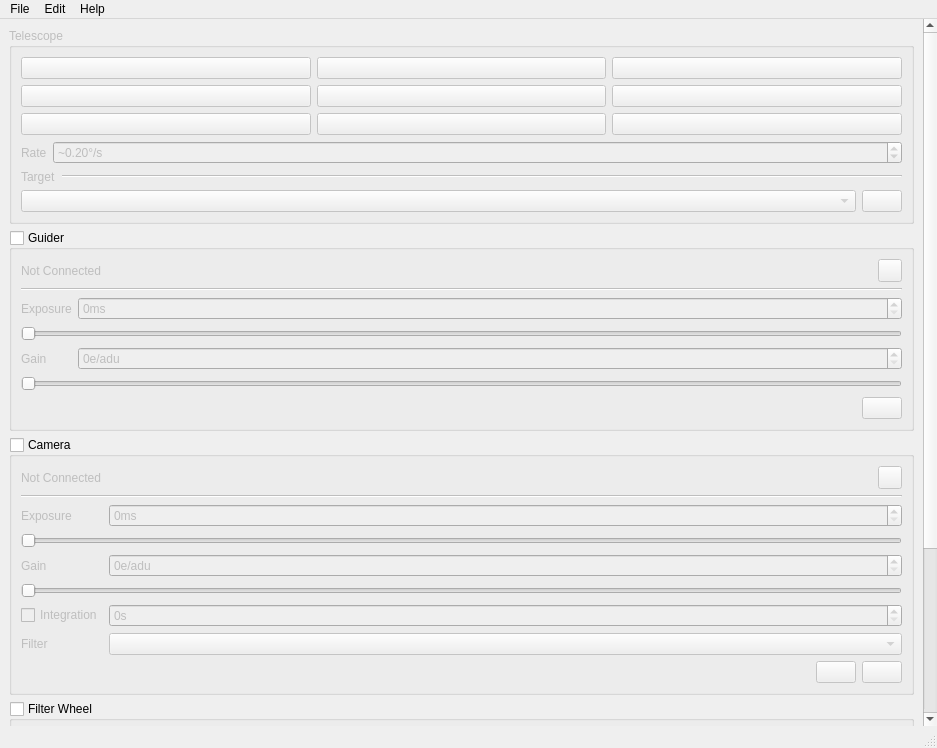
First picture: the form in qt/mainwindow.ui, repository EthanChappel/Ecliptic, before the edit.
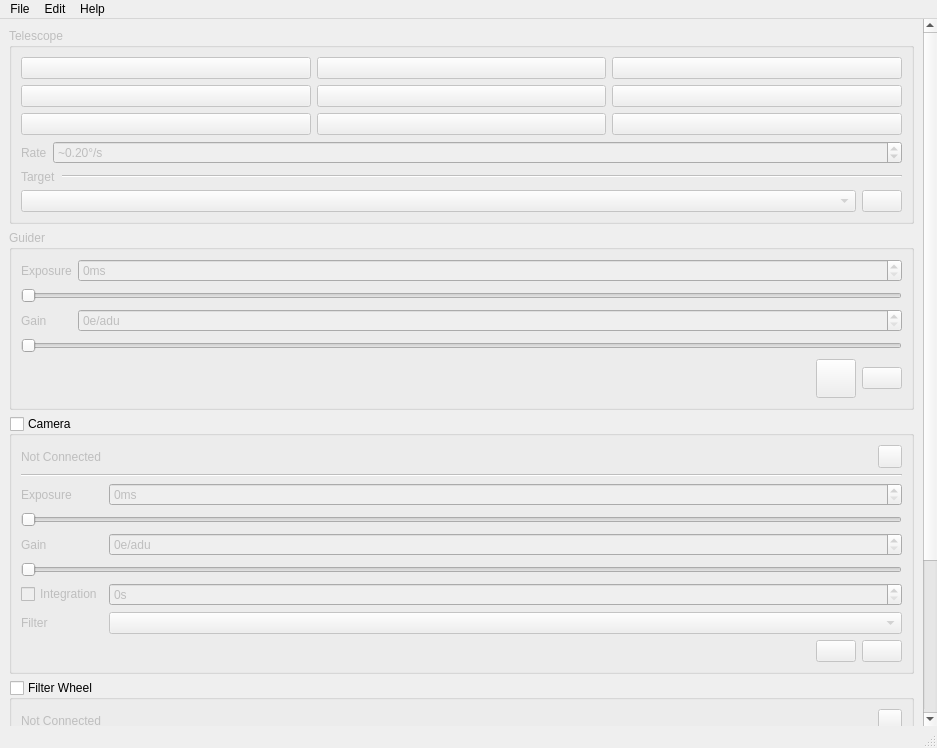
Second picture: the form after the edit. Icons and pictures are not drawn.

Commit message: Handle guider connection in settings dock

Patch:
```diff
--- a/qt/mainwindow.ui
+++ b/qt/mainwindow.ui
@@ -82,7 +82,7 @@
          <x>0</x>
          <y>0</y>
          <width>916</width>
-         <height>1128</height>
+         <height>1083</height>
         </rect>
        </property>
        <layout class="QFormLayout" name="formLayout_4">
@@ -483,6 +483,9 @@
         </item>
         <item row="1" column="0" colspan="2">
          <widget class="QGroupBox" name="guider_group">
+          <property name="enabled">
+           <bool>false</bool>
+          </property>
           <property name="sizePolicy">
            <sizepolicy hsizetype="Preferred" vsizetype="Fixed">
             <horstretch>0</horstretch>
@@ -492,53 +495,7 @@
           <property name="title">
            <string>Guider</string>
           </property>
-          <property name="checkable">
-           <bool>true</bool>
-          </property>
-          <property name="checked">
-           <bool>false</bool>
-          </property>
           <layout class="QVBoxLayout" name="verticalLayout_2">
-           <item>
-            <layout class="QHBoxLayout" name="horizontallayout_10">
-             <item>
-              <widget class="QLabel" name="guider_name_label">
-               <property name="sizePolicy">
-                <sizepolicy hsizetype="Ignored" vsizetype="Preferred">
-                 <horstretch>0</horstretch>
-                 <verstretch>0</verstretch>
-                </sizepolicy>
-               </property>
-               <property name="text">
-                <string>Not Connected</string>
-               </property>
-               <property name="wordWrap">
-                <bool>true</bool>
-               </property>
-              </widget>
-             </item>
-             <item>
-              <widget class="QToolButton" name="guider_settings_btn">
-               <property name="sizePolicy">
-                <sizepolicy hsizetype="Fixed" vsizetype="Preferred">
-                 <horstretch>0</horstretch>
-                 <verstretch>0</verstretch>
-                </sizepolicy>
-               </property>
-               <property name="text">
-                <string/>
-               </property>
-               <property name="icon">
-                <iconset resource="resources/res.qrc">
-                 <normaloff>:/icons/ic_settings_white_48px.svg</normaloff>:/icons/ic_settings_white_48px.svg</iconset>
-               </property>
-               <property name="popupMode">
-                <enum>QToolButton::InstantPopup</enum>
-               </property>
-              </widget>
-             </item>
-            </layout>
-           </item>
            <item>
             <widget class="QFrame" name="guide_frame">
              <property name="frameShape">
@@ -563,14 +520,7 @@
               <property name="bottomMargin">
                <number>0</number>
               </property>
-              <item row="0" column="0" colspan="2">
-               <widget class="Line" name="guider_line">
-                <property name="orientation">
-                 <enum>Qt::Horizontal</enum>
-                </property>
-               </widget>
-              </item>
-              <item row="1" column="0">
+              <item row="0" column="0">
                <widget class="QLabel" name="guider_exposure_label">
                 <property name="sizePolicy">
                  <sizepolicy hsizetype="Fixed" vsizetype="Preferred">
@@ -583,7 +533,7 @@
                 </property>
                </widget>
               </item>
-              <item row="1" column="1">
+              <item row="0" column="1">
                <widget class="QSpinBox" name="guider_exposure_spinbox">
                 <property name="sizePolicy">
                  <sizepolicy hsizetype="MinimumExpanding" vsizetype="Fixed">
@@ -599,7 +549,7 @@
                 </property>
                </widget>
               </item>
-              <item row="2" column="0" colspan="2">
+              <item row="1" column="0" colspan="2">
                <widget class="QSlider" name="guider_exposure_slider">
                 <property name="sizePolicy">
                  <sizepolicy hsizetype="Minimum" vsizetype="Fixed">
@@ -615,7 +565,7 @@
                 </property>
                </widget>
               </item>
-              <item row="3" column="0">
+              <item row="2" column="0">
                <widget class="QLabel" name="guider_gain_label">
                 <property name="sizePolicy">
                  <sizepolicy hsizetype="Fixed" vsizetype="Preferred">
@@ -628,7 +578,7 @@
                 </property>
                </widget>
               </item>
-              <item row="3" column="1">
+              <item row="2" column="1">
                <widget class="QSpinBox" name="guider_gain_spinbox">
                 <property name="sizePolicy">
                  <sizepolicy hsizetype="MinimumExpanding" vsizetype="Fixed">
@@ -647,7 +597,7 @@
                 </property>
                </widget>
               </item>
-              <item row="4" column="0" colspan="2">
+              <item row="3" column="0" colspan="2">
                <widget class="QSlider" name="guider_gain_slider">
                 <property name="sizePolicy">
                  <sizepolicy hsizetype="Minimum" vsizetype="Fixed">
@@ -663,7 +613,7 @@
                 </property>
                </widget>
               </item>
-              <item row="5" column="0" colspan="2">
+              <item row="4" column="0" colspan="2">
                <layout class="QHBoxLayout" name="horizontallayout_7">
                 <item>
                  <spacer name="guider_spacer">
@@ -678,6 +628,32 @@
                   </property>
                  </spacer>
                 </item>
+                <item>
+                 <widget class="QToolButton" name="guider_settings_btn">
+                  <property name="sizePolicy">
+                   <sizepolicy hsizetype="Fixed" vsizetype="Preferred">
+                    <horstretch>0</horstretch>
+                    <verstretch>0</verstretch>
+                   </sizepolicy>
+                  </property>
+                  <property name="text">
+                   <string/>
+                  </property>
+                  <property name="icon">
+                   <iconset resource="resources/res.qrc">
+                    <normaloff>:/icons/ic_settings_white_48px.svg</normaloff>:/icons/ic_settings_white_48px.svg</iconset>
+                  </property>
+                  <property name="iconSize">
+                   <size>
+                    <width>32</width>
+                    <height>32</height>
+                   </size>
+                  </property>
+                  <property name="popupMode">
+                   <enum>QToolButton::InstantPopup</enum>
+                  </property>
+                 </widget>
+                </item>
                 <item>
                  <widget class="QPushButton" name="guider_loop_button">
                   <property name="sizePolicy">
```
Left out of the diff: 65 changed lines with no effect on the pictures. The commit also changes 3 other files.
